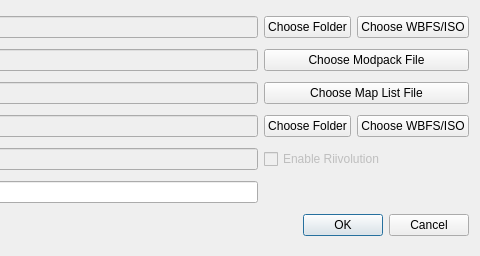
FortuneStreetModding/csmm-qt, file quicksetupdialog.ui: the form before one commit; both pictures show x 439 to 919 and y 0 to 256 of the 919 by 256 pixel window.
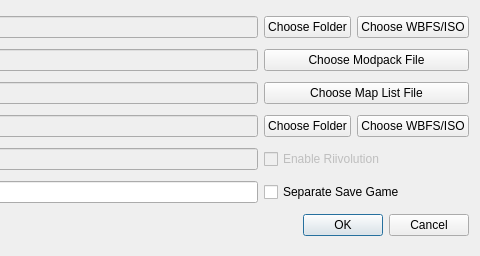
The form after the commit.

Commit message: Add separate save game option

```diff
--- a/quicksetupdialog.ui
+++ b/quicksetupdialog.ui
@@ -168,6 +168,13 @@
      </property>
     </widget>
    </item>
+   <item row="5" column="2" colspan="2">
+    <widget class="QCheckBox" name="separateSaveGame">
+     <property name="text">
+      <string>Separate Save Game</string>
+     </property>
+    </widget>
+   </item>
   </layout>
  </widget>
  <resources/>
```
The commit also changes 8 other files.
